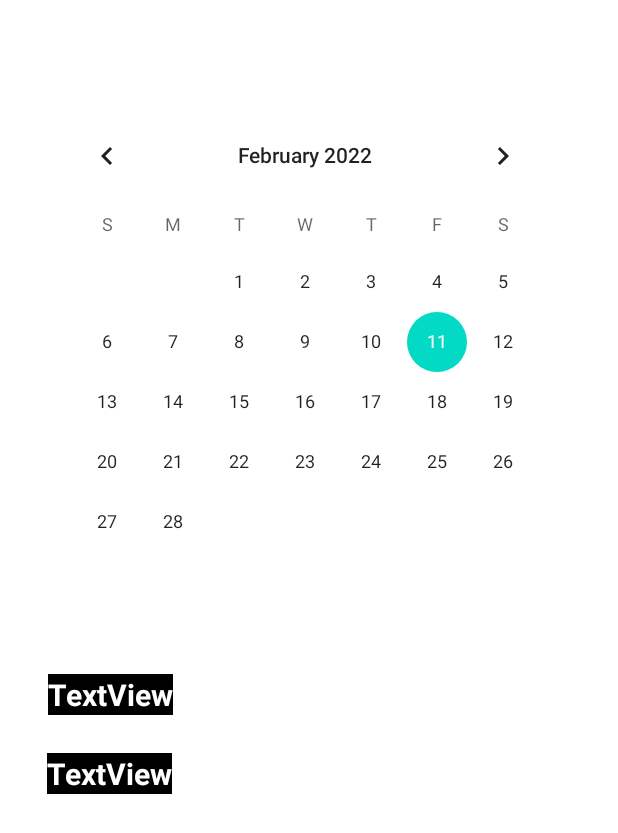
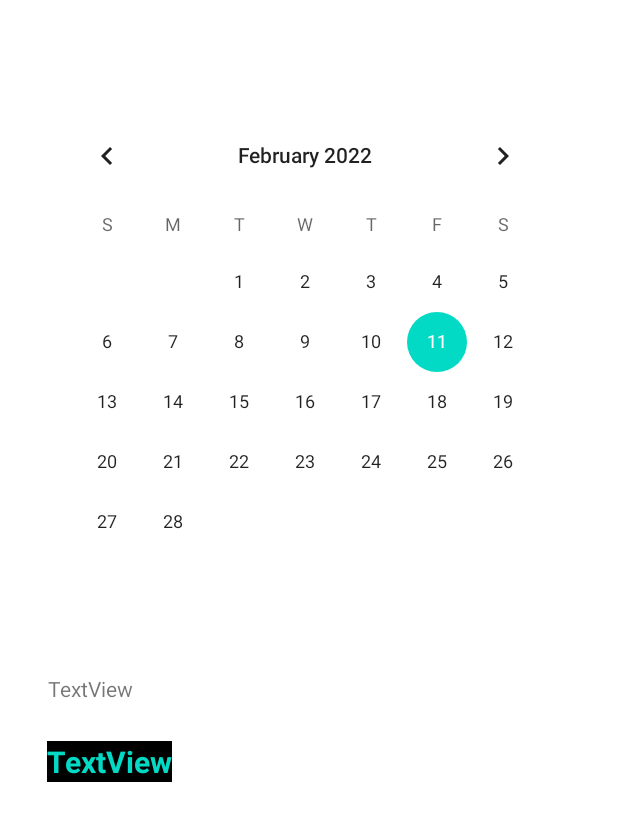
Before and after one commit to abdultanveer/CogApp2, an Android app: the layout activity_calendar.xml on its own in the app's theme, with its tools: preview values and no code run, on a phone screen of 412 x 824 dp. Shown: the top 833 px of the screen. Run offline under Robolectric (Android 15) with nearby library versions, the light colour scheme and no system bars.

Commit message:
styles-inheritance

```diff
--- a/app/src/main/AndroidManifest.xml
+++ b/app/src/main/AndroidManifest.xml
@@ -10,6 +10,7 @@
         android:supportsRtl="true"
         android:theme="@style/Theme.CogApp2">
         <activity
+
             android:name=".NavDrawerActivity"
             android:exported="true"
             android:label="@string/title_activity_main2"
@@ -19,6 +20,11 @@
         <activity
             android:name=".CalendarActivity"
             android:exported="true">
+            <intent-filter>
+                <action android:name="android.intent.action.MAIN" />
+
+                <category android:name="android.intent.category.LAUNCHER" />
+            </intent-filter>
 
             <!--             this intent filter will serve the intents with the action string abdul.needs.water -->
             <intent-filter>
@@ -30,11 +36,7 @@
         <activity
             android:name=".MainActivity"
             android:exported="true">
-            <intent-filter>
-                <action android:name="android.intent.action.MAIN" />
 
-                <category android:name="android.intent.category.LAUNCHER" />
-            </intent-filter>
         </activity>
     </application>
 
--- a/app/src/main/res/layout/activity_calendar.xml
+++ b/app/src/main/res/layout/activity_calendar.xml
@@ -22,17 +22,17 @@
         android:layout_marginStart="32dp"
         android:layout_marginTop="41dp"
         android:text="TextView"
-        style="@style/myfontstyle"
         app:layout_constraintStart_toStartOf="parent"
         app:layout_constraintTop_toBottomOf="@+id/calendarView" />
 
     <TextView
         android:id="@+id/textView3"
-        style="@style/myfontstyle"
         android:layout_width="wrap_content"
         android:layout_height="wrap_content"
         android:layout_marginStart="31dp"
         android:layout_marginTop="25dp"
+        style="@style/redfont"
+        android:textColor="@color/teal_200"
         android:text="TextView"
         app:layout_constraintStart_toStartOf="parent"
         app:layout_constraintTop_toBottomOf="@+id/textView2" />
--- a/app/src/main/res/values/styles.xml
+++ b/app/src/main/res/values/styles.xml
@@ -1,11 +1,17 @@
 <?xml version="1.0" encoding="utf-8"?>
 <resources>
-    <style name="myfontstyle">
+    <style name="myfontstyle" >
     <item name="android:textColor">@color/white</item>
         <item name="android:background">@color/black</item>
         <item name="android:textSize">20sp</item>
         <item name="android:textStyle">bold</item>
     </style>
+
+    <style name="redfont" parent="myfontstyle">
+        <item name="android:textColor">@android:color/holo_red_dark</item>
+
+    </style>
+
 </resources>
 
 
```
